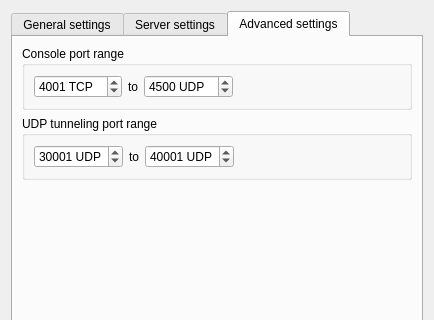
This is gns3/modules/iou/ui/iou_preferences_page.ui in GNS3/gns3-gui as Qt 5 draws it before an edit; both pictures show x 0 to 434 and y 0 to 320 of the 434 by 508 pixel window. The edited form follows.
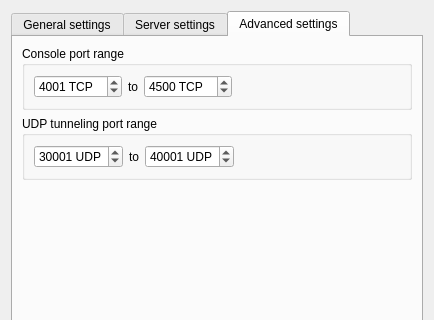
This is the edited form. The open tabs and pages were chosen to show the change.

```diff
--- a/gns3/modules/iou/ui/iou_preferences_page.ui
+++ b/gns3/modules/iou/ui/iou_preferences_page.ui
@@ -195,7 +195,7 @@
           <item>
            <widget class="QSpinBox" name="uiConsoleEndPortSpinBox">
             <property name="suffix">
-             <string notr="true"> UDP</string>
+             <string notr="true"> TCP</string>
             </property>
             <property name="maximum">
              <number>65535</number>
```
